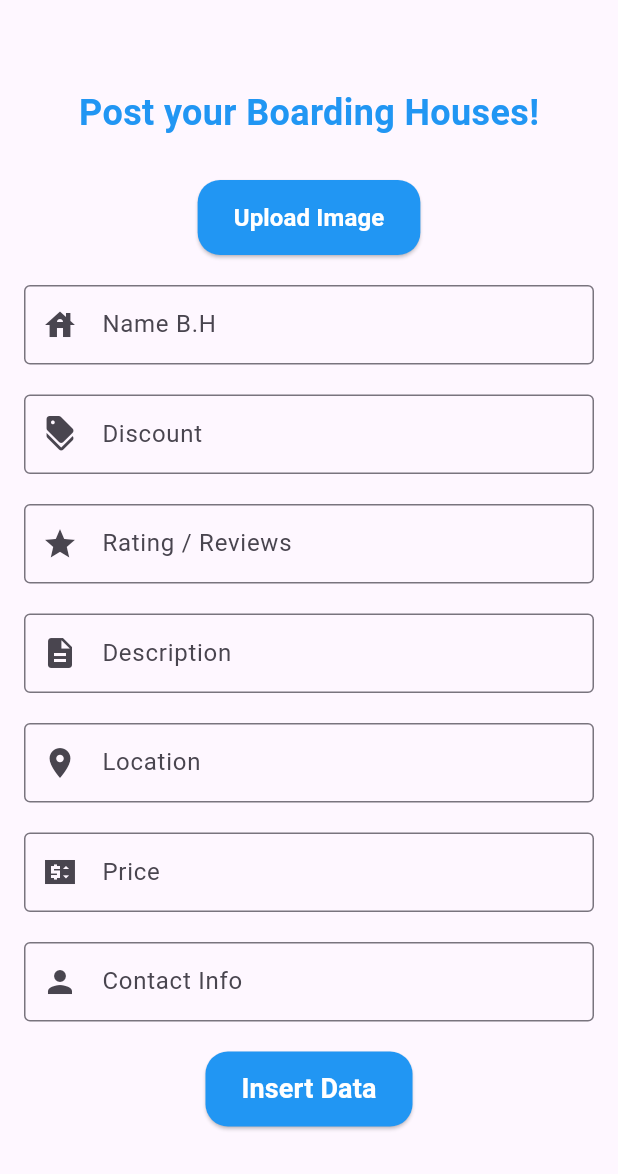
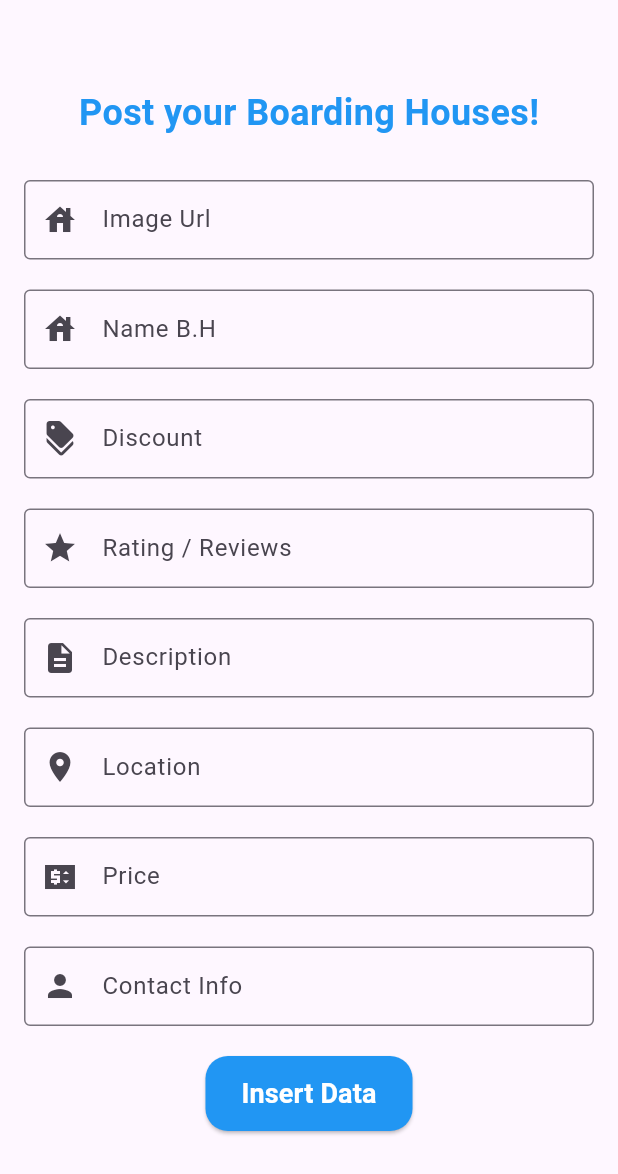
Before and after one commit to jason090687/NotYetDone, a Flutter app: the MyInsertPages screen opened directly, on a phone screen of 412 x 824 dp. Shown: the top 1174 px of the screen. Run offline on Flutter 3.47's test engine with Material 3 defaults, Android fonts, the phone set to English and light mode, and no system bars; our stand-ins replace cloud_firestore, firebase_auth, firebase_core, google_sign_in, image_picker; accounts and stored records are empty; Roboto replaces fonts that are missing (OpenSans).

```diff
--- a/lib/components/boarding_tile.dart
+++ b/lib/components/boarding_tile.dart
@@ -1,10 +1,13 @@
 import 'package:flutter/material.dart';
 import 'package:tanle/components/boarding_list.dart';
+
 
 class BoardingTile extends StatelessWidget {
   final BoardingHouse boarding;
   final void Function()? onTap;
-  const BoardingTile({super.key, required this.boarding, required this.onTap});
+  BoardingTile({super.key, required this.boarding, required this.onTap}) {
+  }
+
 
   @override
   Widget build(BuildContext context) {
--- a/lib/components/insert_tile.dart
+++ b/lib/components/insert_tile.dart
@@ -1,8 +1,4 @@
-import 'dart:io';
-
 import 'package:cloud_firestore/cloud_firestore.dart';
-import 'package:file_picker/file_picker.dart';
-import 'package:firebase_storage/firebase_storage.dart';
 import 'package:flutter/material.dart';
 
 class MyInsertTile extends StatefulWidget {
@@ -13,6 +9,7 @@ class MyInsertTile extends StatefulWidget {
 }
 
 class _MyInsertTileState extends State<MyInsertTile> {
+  final TextEditingController imageUrlController = TextEditingController();
   final TextEditingController nameController = TextEditingController();
   final TextEditingController discountController = TextEditingController();
   final TextEditingController ratingController = TextEditingController();
@@ -21,7 +18,6 @@ class _MyInsertTileState extends State<MyInsertTile> {
   final TextEditingController priceController = TextEditingController();
   final TextEditingController contactInfoController = TextEditingController();
 
-  PlatformFile? pickedFile; // Fix the typo here
 
   Future<void> insertData(BuildContext context) async {
     CollectionReference collection = FirebaseFirestore.instance.collection('Records');
@@ -29,6 +25,7 @@ class _MyInsertTileState extends State<MyInsertTile> {
     try {
       // Add data to Firestore with the image URL
       await collection.add({
+        'Image Url': imageUrlController.text,
         'Name': nameController.text,
         'Discount': discountController.text,
         'Rating': ratingController.text,
@@ -47,6 +44,7 @@ class _MyInsertTileState extends State<MyInsertTile> {
       );
 
       // Clear text controllers and reset imageFile after successful insertion
+      imageUrlController.clear();
       nameController.clear();
       discountController.clear();
       ratingController.clear();
@@ -68,55 +66,31 @@ class _MyInsertTileState extends State<MyInsertTile> {
     }
   }
 
-  Future uploadFile() async {
-    final path = 'files/${pickedFile!.name}';
-    final file = File(pickedFile!.path!);
-  }
-
-  Future selectFile() async {
-    final result = await FilePicker.platform.pickFiles();
-    if (result == null) return;
-
-    setState(() {
-      pickedFile = result.files.first;
-    });
-  }
 
 
 
   @override
   Widget build(BuildContext context) {
-    return Padding(
+    return SingleChildScrollView(
+      child: SafeArea(
+        child: Padding(
           padding: const EdgeInsets.all(8.0),
           child: Column(
             children: [
-          if (pickedFile != null)
-            Expanded(child: Container(
-              color: Colors.blue[100],
-              child: Image.file(
-                File(pickedFile!.path!),
-                width: double.infinity,
-                fit: BoxFit.cover,
-              ),
-            )),
-          ElevatedButton(
-            onPressed: selectFile,
-            style: ElevatedButton.styleFrom(
-              backgroundColor: Colors.blue,
-              minimumSize: const Size(70, 50),
-              shape: RoundedRectangleBorder(
-                borderRadius: BorderRadius.circular(15.0),
+              TextField(
+                controller: imageUrlController,
+                obscureText: false,
+                decoration: const InputDecoration(
+                  labelText: 'Image Url',
+                  prefixIcon: Icon(Icons.house),
+                  border: OutlineInputBorder(
+                    borderSide: BorderSide(
+                      color: Color.fromRGBO(0, 126, 242, 100),
+                      width: 2.0,
                     ),
                   ),
-            child: const Text(
-              'Upload Image',
-              style: TextStyle(
-                color: Colors.white,
-                fontFamily: 'OpenSans',
-                fontWeight: FontWeight.bold,
-                fontSize: 16,
                 ),
-            ),
+                style: const TextStyle(fontSize: 14, fontFamily: 'OpenSans'),
               ),
                 const SizedBox(height: 20,),
                 TextField(
@@ -255,6 +229,8 @@ class _MyInsertTileState extends State<MyInsertTile> {
                 ),
               ],
             ),
+          ),
+      ),
     );
   }
 }
--- a/lib/main.dart
+++ b/lib/main.dart
@@ -3,6 +3,7 @@ import 'package:flutter/material.dart';
 import 'package:tanle/Intro_page.dart';
 import 'firebase_options.dart';
 import 'nav_pages/data_insert.dart';
+import 'nav_pages/home_page.dart';
 
 void main() async {
   WidgetsFlutterBinding.ensureInitialized();
@@ -20,7 +21,7 @@ class MyApp extends StatelessWidget {
   Widget build(BuildContext context) {
     return const MaterialApp(
       debugShowCheckedModeBanner: false,
-      home: MyInsertPages(),
+      home: HomePage(),
     );
   }
 }
--- a/pubspec.yaml
+++ b/pubspec.yaml
@@ -45,6 +45,8 @@ dependencies:
   image_picker: ^1.0.7
   firebase_storage: ^11.6.4
   file_picker: ^6.1.1
+  firebase_database: ^10.4.4
+
 
 dev_dependencies:
   flutter_test:
```
Also changed, not shown: lib/nav_pages/favorites_nav.dart (+7 -7 lines), lib/nav_pages/home_page.dart (+16 -0 lines), lib/components/boarding_list.dart (line endings or trailing spaces), pubspec.lock, 1 other file. Lines whose indentation alone changed are shown as unchanged.
